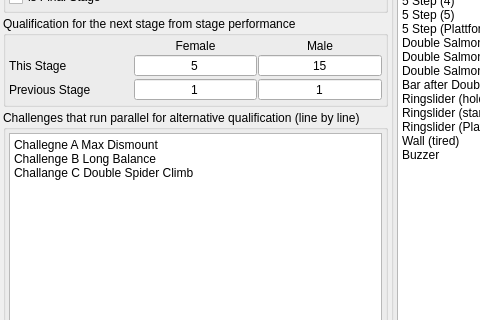
Qt form code/ncm_win_edit_stage.ui (DavidEilenstein/Ninja_Competition_Manager) before a commit; both pictures show x 0 to 480 and y 93 to 413 of the 677 by 637 pixel window.
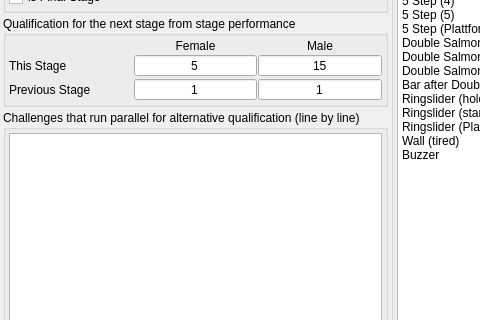
The same form after that commit.

Commit message: v3.0 challange ranking works

```diff
--- a/code/ncm_win_edit_stage.ui
+++ b/code/ncm_win_edit_stage.ui
@@ -262,9 +262,7 @@
        <item row="0" column="0">
         <widget class="QPlainTextEdit" name="plainTextEdit_Challenges">
          <property name="plainText">
-          <string>Challegne A Max Dismount
-Challenge B Long Balance
-Challange C Double Spider Climb</string>
+          <string/>
          </property>
         </widget>
        </item>
```
The commit also changes 13 other files.
